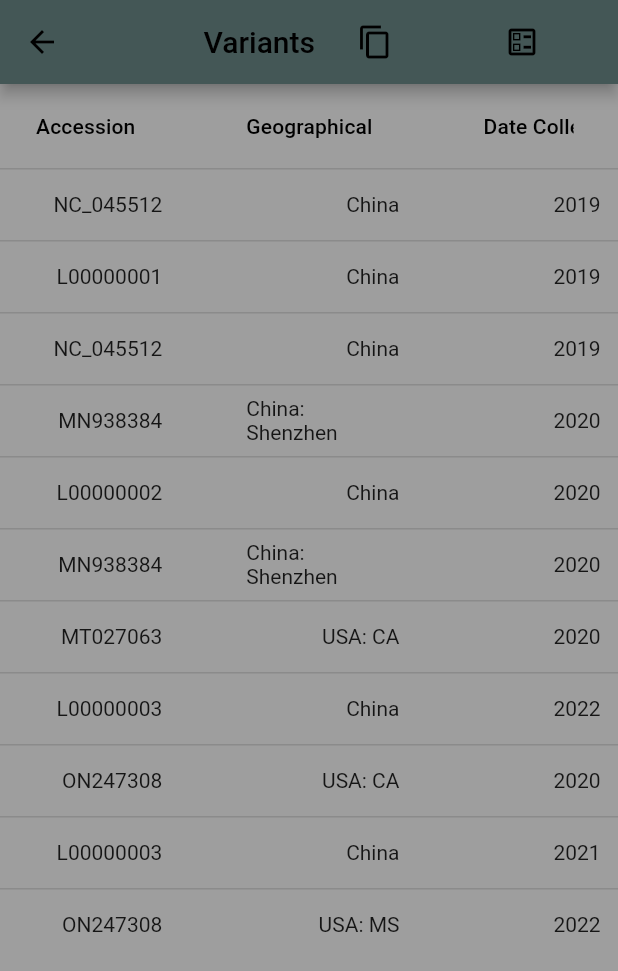
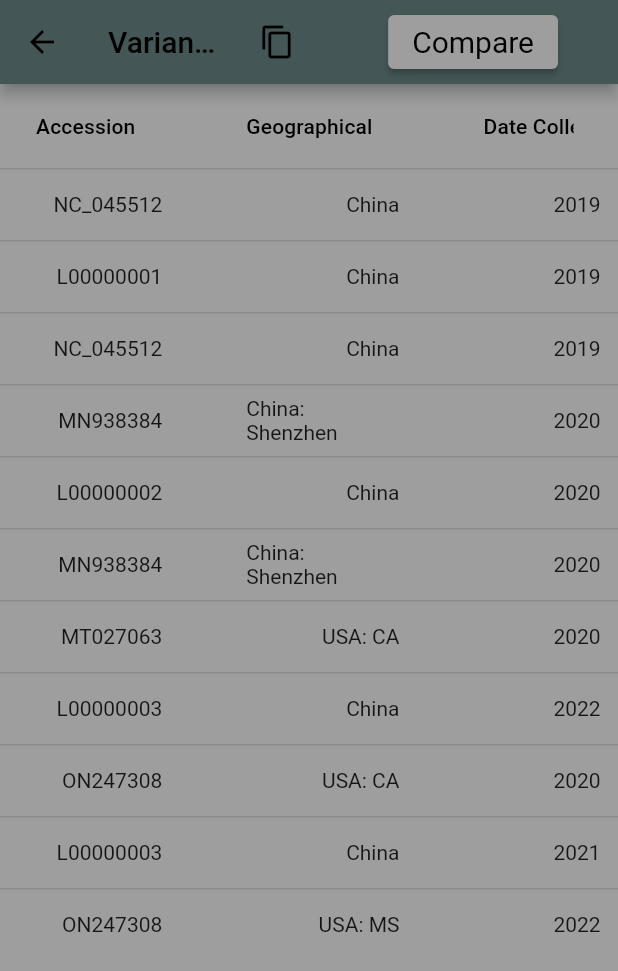
Before and after one commit to Fried-man/CENT, a Flutter app: the VariantView screen opened directly, on a phone screen of 412 x 824 dp. Shown: the top 971 px of the screen. Run offline on Flutter 3.47's test engine with Material 2 defaults, Android fonts, the phone set to English and light mode, and no system bars; our stand-ins replace auto_size_text, firebase_auth, firebase_core, google_maps_flutter; accounts and stored records are empty.

Commit message:
changed button to an elevated button

```diff
--- a/lib/views/variant-view.dart
+++ b/lib/views/variant-view.dart
@@ -41,10 +41,12 @@ class _VariantView extends State<VariantView> {
                 ),
                 Padding(
                   padding: const EdgeInsets.only(right: 20),
-                  child: IconButton(
-                      icon: const Icon(Icons.ballot_outlined),
-                      tooltip: "Compare Variants",
-                      onPressed: () => launchUrl(Uri.parse('https://blast.ncbi.nlm.nih.gov/Blast.cgi?PROGRAM=blastn&PAGE_TYPE=BlastSearch&LINK_LOC=blasthome'))
+                  child: ElevatedButton(
+                      style: TextButton.styleFrom(
+                        textStyle: const TextStyle(fontSize: 20),
+                      ),   //style
+                      onPressed: () => launchUrl(Uri.parse('https://blast.ncbi.nlm.nih.gov/Blast.cgi?PROGRAM=blastn&PAGE_TYPE=BlastSearch&LINK_LOC=blasthome')),
+                    child: const Text('Compare')
                   )
                 )
 
```
